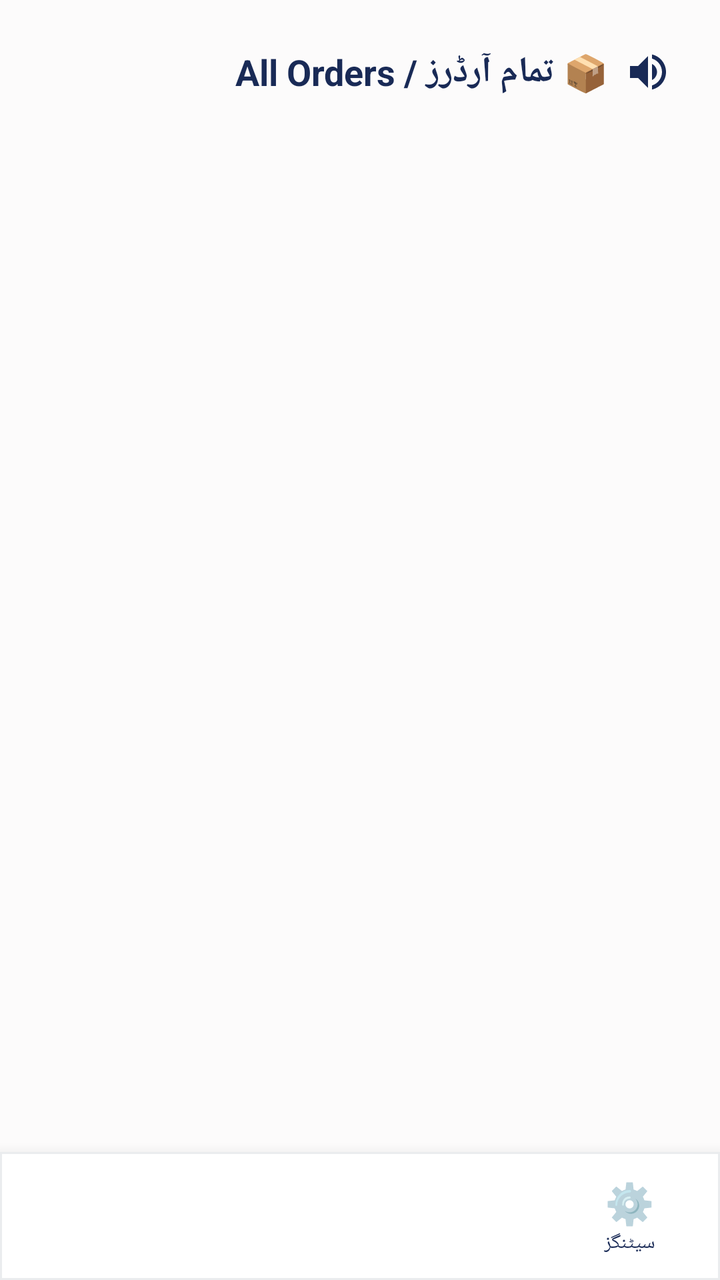
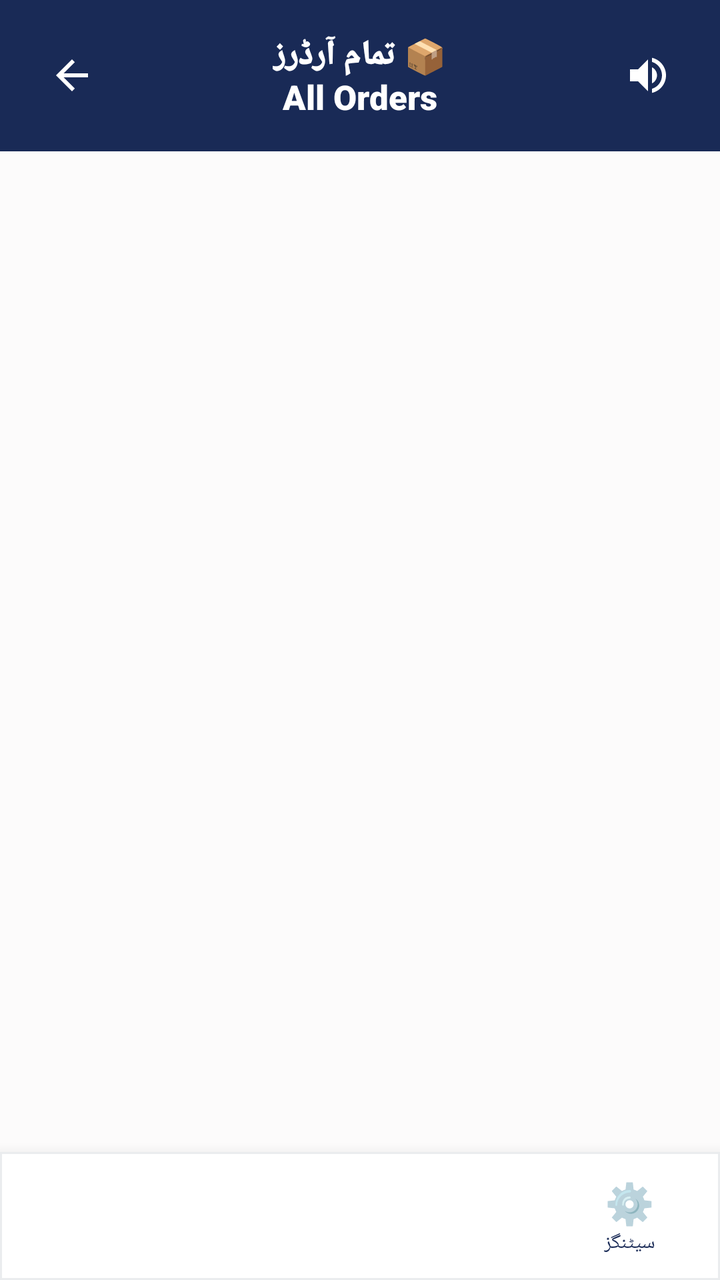

Before-and-after screenshots of an Android layout around one commit, followed by the original layout XML and the change that was made.
<!-- AndroidManifest.xml: application theme Theme.SheEmpower -->
<!-- res/layout/activity_admin_orders.xml -->
<?xml version="1.0" encoding="utf-8"?>
<LinearLayout xmlns:android="http://schemas.android.com/apk/res/android"
    xmlns:app="http://schemas.android.com/apk/res-auto"
    android:layout_width="match_parent" android:layout_height="match_parent"
    android:orientation="vertical" android:background="?android:attr/windowBackground">

    <LinearLayout
        android:layout_width="match_parent" android:layout_height="0dp" android:layout_weight="1"
        android:orientation="vertical" android:padding="16dp">

        <LinearLayout
            android:layout_width="match_parent"
            android:layout_height="wrap_content"
            android:orientation="horizontal"
            android:gravity="center_vertical"
            android:layout_marginBottom="12dp">

            <TextView
                android:layout_width="0dp"
                android:layout_height="wrap_content"
                android:layout_weight="1"
                android:text="📦 تمام آرڈرز / All Orders"
                android:textSize="18sp"
                android:textStyle="bold"
                android:textColor="#192A56" />

            <ImageButton
                android:id="@+id/btnSpeaker"
                android:layout_width="40dp"
                android:layout_height="40dp"
                android:src="@drawable/ic_speaker"
                app:tint="@color/primary"
                android:background="?attr/selectableItemBackgroundBorderless"
                android:contentDescription="Speaker" />
        </LinearLayout>

        <TextView android:id="@+id/tvEmpty"
            android:layout_width="match_parent" android:layout_height="wrap_content"
            android:text="ابھی تک کوئی آرڈر نہیں" android:gravity="center" android:textColor="#888888" android:visibility="gone" />

        <androidx.recyclerview.widget.RecyclerView android:id="@+id/rvOrders"
            android:layout_width="match_parent" android:layout_height="match_parent" />
    </LinearLayout>

    <include layout="@layout/bottom_nav_bar" android:id="@+id/bottomNav" />
</LinearLayout>
<!-- res/layout/bottom_nav_bar.xml (included above) -->
<?xml version="1.0" encoding="utf-8"?>
<LinearLayout
    xmlns:android="http://schemas.android.com/apk/res/android"
    android:id="@+id/bottomNav"
    android:layout_width="match_parent"
    android:layout_height="64dp"
    android:orientation="horizontal"
    android:background="@drawable/bg_skeu_nav"
    android:elevation="12dp">

    
    <LinearLayout
        android:id="@+id/navItem1"
        android:layout_width="0dp"
        android:layout_height="match_parent"
        android:layout_weight="1"
        android:orientation="vertical"
        android:gravity="center"
        android:clickable="true"
        android:focusable="true">

        <TextView
            android:id="@+id/navIcon1"
            android:layout_width="wrap_content"
            android:layout_height="wrap_content"
            android:textSize="20sp"/>

        <TextView
            android:id="@+id/navLabel1"
            android:layout_width="wrap_content"
            android:layout_height="wrap_content"
            android:textSize="10sp"
            android:textColor="@color/text_primary"/>

    </LinearLayout>

    
    <LinearLayout
        android:id="@+id/navItem2"
        android:layout_width="0dp"
        android:layout_height="match_parent"
        android:layout_weight="1"
        android:orientation="vertical"
        android:gravity="center"
        android:clickable="true"
        android:focusable="true">

        <TextView
            android:id="@+id/navIcon2"
            android:layout_width="wrap_content"
            android:layout_height="wrap_content"
            android:textSize="20sp"/>

        <TextView
            android:id="@+id/navLabel2"
            android:layout_width="wrap_content"
            android:layout_height="wrap_content"
            android:textSize="10sp"
            android:textColor="@color/text_primary"/>

    </LinearLayout>

    
    <LinearLayout
        android:id="@+id/navItem3"
        android:layout_width="0dp"
        android:layout_height="match_parent"
        android:layout_weight="1"
        android:orientation="vertical"
        android:gravity="center"
        android:clickable="true"
        android:focusable="true">

        <TextView
            android:id="@+id/navIcon3"
            android:layout_width="wrap_content"
            android:layout_height="wrap_content"
            android:textSize="20sp"/>

        <TextView
            android:id="@+id/navLabel3"
            android:layout_width="wrap_content"
            android:layout_height="wrap_content"
            android:textSize="10sp"
            android:textColor="@color/text_primary"/>

    </LinearLayout>

    
    <LinearLayout
        android:id="@+id/navItem4"
        android:layout_width="0dp"
        android:layout_height="match_parent"
        android:layout_weight="1"
        android:orientation="vertical"
        android:gravity="center"
        android:clickable="true"
        android:focusable="true">

        <TextView
            android:id="@+id/navIcon4"
            android:layout_width="wrap_content"
            android:layout_height="wrap_content"
            android:text="⚙️"
            android:textSize="20sp"/>

        <TextView
            android:id="@+id/navLabel4"
            android:layout_width="wrap_content"
            android:layout_height="wrap_content"
            android:text="سیٹنگز"
            android:textSize="10sp"
            android:textColor="@color/text_primary"/>

    </LinearLayout>

</LinearLayout>
<!-- resources referenced by this layout -->
<resources>
  <color name="primary">#192A56</color>
  kkkkkkkkk
  <color name="text_primary">#192A56</color>
  <!-- drawable bg_skeu_nav (drawable) -->
  <?xml version="1.0" encoding="utf-8"?>
  <shape xmlns:android="http://schemas.android.com/apk/res/android"
      android:shape="rectangle">
      <solid android:color="@color/white" />
      <stroke android:color="@color/card_border" android:width="1dp" />
  </shape>
  <!-- drawable ic_speaker (drawable) -->
  <?xml version="1.0" encoding="utf-8"?>
  <vector xmlns:android="http://schemas.android.com/apk/res/android"
      android:width="24dp"
      android:height="24dp"
      android:viewportWidth="24"
      android:viewportHeight="24">
      <path
          android:fillColor="#FFFFFF"
          android:pathData="M3,9v6h4l5,5V4L7,9H3zm13.5,3c0-1.77-1.02-3.29-2.5-4.03v8.05c1.48-0.73,2.5-2.25,2.5-4.02zM14,3.23v2.06c2.89,0.86,5,3.54,5,6.71s-2.11,5.85-5,6.71v2.06c4.01-0.91,7-4.49,7-8.77s-2.99-7.86-7-8.77z"/>
  </vector>
  <style name="Theme.SheEmpower" parent="Theme.AppCompat.Light.NoActionBar">
          <item name="colorPrimary">@color/primary</item>
          <item name="colorPrimaryDark">@color/primary_dark</item>
          <item name="colorAccent">@color/accent</item>
          <item name="android:windowBackground">@color/background</item>
          <item name="android:colorBackground">@color/background</item>
          <item name="android:textColorPrimary">@color/text_primary</item>
          <item name="android:textColorSecondary">@color/text_secondary</item>
          <item name="android:statusBarColor">@color/primary_dark</item>
      </style>
  <color name="white">#FFFFFF</color>
  <color name="card_border">#EAECEE</color>
  <color name="primary_dark">#0F1B3D</color>
  <color name="accent">#F7D794</color>
  <color name="background">#FCFBFB</color>
  <color name="text_secondary">#6B7A99</color>
</resources>

<!-- the commit's change to res/layout/activity_admin_orders.xml (unified diff, before → after) -->
@@ -1,48 +1,76 @@
 <?xml version="1.0" encoding="utf-8"?>
 <LinearLayout xmlns:android="http://schemas.android.com/apk/res/android"
     xmlns:app="http://schemas.android.com/apk/res-auto"
-    android:layout_width="match_parent" android:layout_height="match_parent"
-    android:orientation="vertical" android:background="?android:attr/windowBackground">
+    android:layout_width="match_parent"
+    android:layout_height="match_parent"
+    android:orientation="vertical"
+    android:background="@color/background">
+
+    
+    <RelativeLayout
+        android:layout_width="match_parent"
+        android:layout_height="wrap_content"
+        android:background="@color/primary"
+        android:padding="16dp">
+
+        <ImageButton
+            android:id="@+id/btnBack"
+            android:layout_width="40dp"
+            android:layout_height="40dp"
+            android:layout_alignParentStart="true"
+            android:layout_centerVertical="true"
+            android:background="?attr/selectableItemBackgroundBorderless"
+            android:src="@drawable/ic_arrow_back"
+            app:tint="#FFFFFF"
+            android:contentDescription="Back" />
+
+        <TextView
+            android:layout_width="wrap_content"
+            android:layout_height="wrap_content"
+            android:layout_centerInParent="true"
+            android:text="📦 تمام آرڈرز&#10;All Orders"
+            android:textSize="17sp"
+            android:gravity="center"
+            android:fontFamily="sans-serif-black"
+            android:textColor="#FFFFFF" />
+
+        <ImageButton
+            android:id="@+id/btnSpeaker"
+            android:layout_width="40dp"
+            android:layout_height="40dp"
+            android:layout_alignParentEnd="true"
+            android:layout_centerVertical="true"
+            android:background="?attr/selectableItemBackgroundBorderless"
+            android:src="@drawable/ic_speaker"
+            app:tint="#FFFFFF"
+            android:contentDescription="Speaker" />
+    </RelativeLayout>
 
     <LinearLayout
-        android:layout_width="match_parent" android:layout_height="0dp" android:layout_weight="1"
-        android:orientation="vertical" android:padding="16dp">
+        android:layout_width="match_parent"
+        android:layout_height="0dp"
+        android:layout_weight="1"
+        android:orientation="vertical"
+        android:padding="16dp">
 
-        <LinearLayout
+        <TextView
+            android:id="@+id/tvEmpty"
             android:layout_width="match_parent"
             android:layout_height="wrap_content"
-            android:orientation="horizontal"
-            android:gravity="center_vertical"
-            android:layout_marginBottom="12dp">
+            android:text="ابھی تک کوئی آرڈر نہیں"
+            android:gravity="center"
+            android:textColor="@color/text_secondary"
+            android:visibility="gone" />
 
-            <TextView
-                android:layout_width="0dp"
-                android:layout_height="wrap_content"
-                android:layout_weight="1"
-                android:text="📦 تمام آرڈرز / All Orders"
-                android:textSize="18sp"
-                android:textStyle="bold"
-                android:textColor="#192A56" />
-
-            <ImageButton
-                android:id="@+id/btnSpeaker"
-                android:layout_width="40dp"
-                android:layout_height="40dp"
-                android:src="@drawable/ic_speaker"
-                app:tint="@color/primary"
-                android:background="?attr/selectableItemBackgroundBorderless"
-                android:contentDescription="Speaker" />
-        </LinearLayout>
-
-        <TextView android:id="@+id/tvEmpty"
-            android:layout_width="match_parent" android:layout_height="wrap_content"
-            android:text="ابھی تک کوئی آرڈر نہیں" android:gravity="center" android:textColor="#888888" android:visibility="gone" />
-
-        <androidx.recyclerview.widget.RecyclerView android:id="@+id/rvOrders"
-            android:layout_width="match_parent" android:layout_height="match_parent" />
+        <androidx.recyclerview.widget.RecyclerView
+            android:id="@+id/rvOrders"
+            android:layout_width="match_parent"
+            android:layout_height="match_parent" />
     </LinearLayout>
 
-    <include layout="@layout/bottom_nav_bar" android:id="@+id/bottomNav" />
+    <include
+        layout="@layout/bottom_nav_bar"
+        android:id="@+id/bottomNav" />
 </LinearLayout>
 <!-- res/layout/bottom_nav_bar.xml (included above) -->
 <?xml version="1.0" encoding="utf-8"?>
<!-- resource entries referenced after the edit -->
@@ -10,6 +10,17 @@
       <solid android:color="@color/white" />
       <stroke android:color="@color/card_border" android:width="1dp" />
   </shape>
+  <!-- drawable ic_arrow_back (drawable) -->
+  <?xml version="1.0" encoding="utf-8"?>
+  <vector xmlns:android="http://schemas.android.com/apk/res/android"
+      android:width="24dp"
+      android:height="24dp"
+      android:viewportWidth="24"
+      android:viewportHeight="24">
+      <path
+          android:fillColor="#FFFFFF"
+          android:pathData="M20,11H7.83l5.59-5.59L12,4l-8,8l8,8l1.41-1.41L7.83,13H20v-2z"/>
+  </vector>
   <!-- drawable ic_speaker (drawable) -->
   <?xml version="1.0" encoding="utf-8"?>
   <vector xmlns:android="http://schemas.android.com/apk/res/android"
